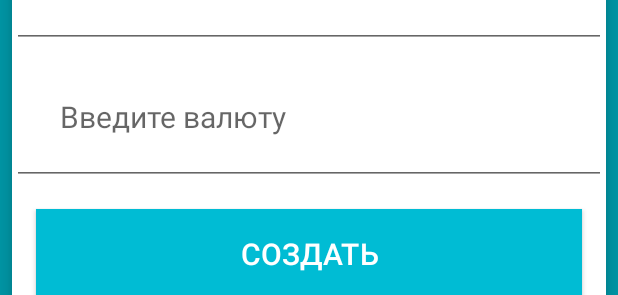
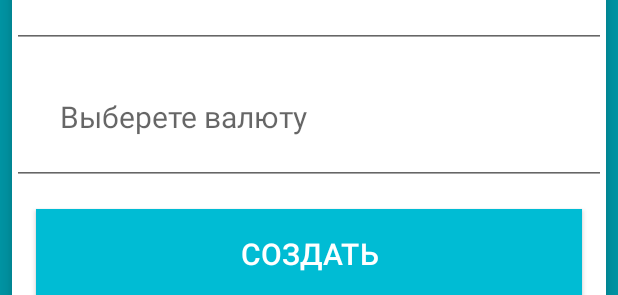
Before and after one commit to NikolayGst/MoneyBox, an Android app: the layout fragment_create_task.xml on its own in the app's theme, with its tools: preview values and no code run, on a phone screen of 412 x 824 dp. Shown: the part 301-596 px from the top of the screen. Run offline under Robolectric (Android 15) with nearby library versions, the phone set to English and light mode, and no system bars.

```diff
--- a/app/src/main/res/layout/fragment_create_task.xml
+++ b/app/src/main/res/layout/fragment_create_task.xml
@@ -51,7 +51,9 @@
         android:padding="32dp"
         android:hint="@string/text.rate"
         android:inputType="text"
-        android:maxLength="3"
+        android:maxLength="4"
+        android:clickable="false"
+        android:focusable="false"
         android:textColor="@color/black"
         android:textSize="20sp" />
 
```
Also changed, not shown: app/src/main/java/niko/ru/moneybox/activity/fragment/CreateTaskFragment.java (+30 -1 lines), app/src/main/res/values/strings.xml (+12 -2 lines).
